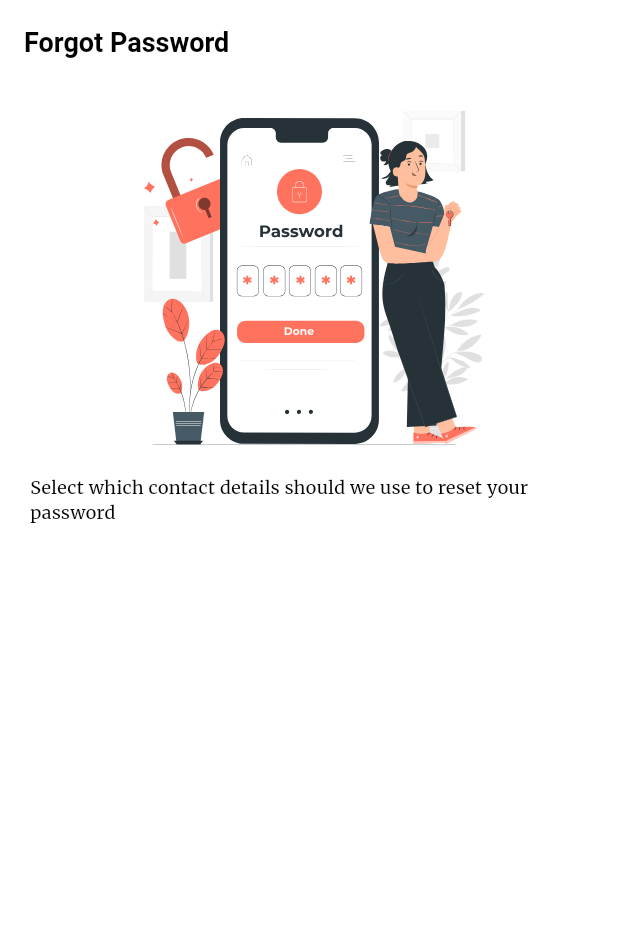
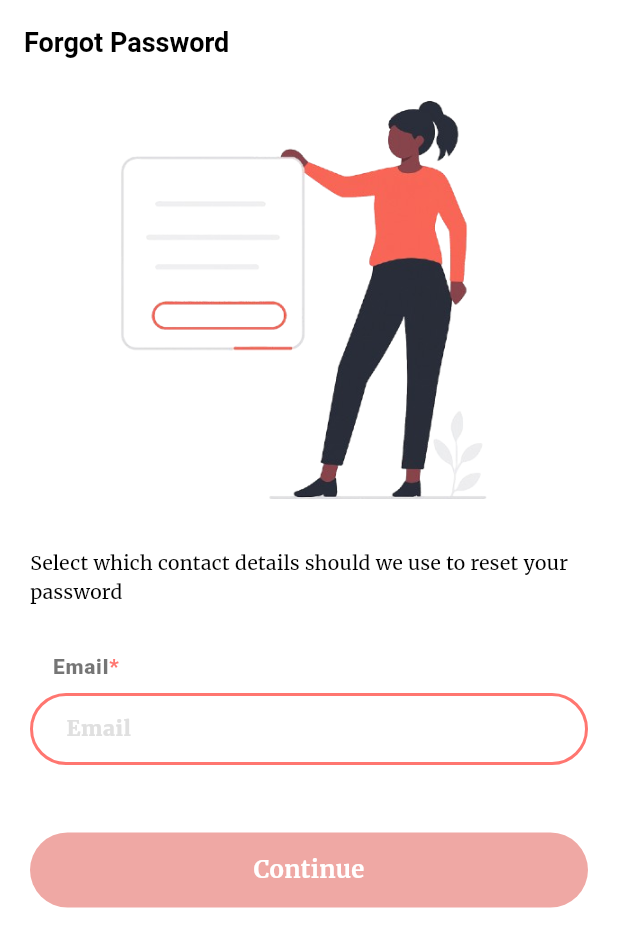
Before and after one commit to Aman-Singh-Rawat/news-app, a Flutter app: the screen it shows after launch, on a phone screen of 412 x 824 dp. Shown: the top 947 px of the screen. Run offline on Flutter 3.47's test engine with Material 3 defaults, Android fonts, the phone set to English and light mode, and no system bars; our stand-ins replace flutter_svg, google_fonts.

Commit message:
design forgot_pass

```diff
--- a/lib/screen/auth/forgot_password_screen.dart
+++ b/lib/screen/auth/forgot_password_screen.dart
@@ -1,6 +1,11 @@
 import 'package:flutter/cupertino.dart';
 import 'package:flutter/material.dart';
 import 'package:flutter_svg/flutter_svg.dart';
+import 'package:news_app/main.dart';
+import 'package:news_app/widgets/CustomButton.dart';
+import 'package:news_app/widgets/edit_text_with_title.dart';
+
+import '../../utils/colors.dart';
 
 class ForgotPasswordScreen extends StatefulWidget {
   const ForgotPasswordScreen({super.key});
@@ -10,6 +15,20 @@ class ForgotPasswordScreen extends StatefulWidget {
 }
 
 class _ForgotPasswordScreen extends State<ForgotPasswordScreen> {
+  final TextEditingController _emailController = TextEditingController();
+  bool _isEmailEmpty = true;
+
+  @override
+  void initState() {
+    _emailController.addListener(_isOurTextFieldEmpty);
+    super.initState();
+  }
+
+  void _isOurTextFieldEmpty() {
+    setState(() {
+      _isEmailEmpty = _emailController.text.trim().toString().isEmpty;
+    });
+  }
   @override
   Widget build(BuildContext context) {
     return Scaffold(
@@ -20,15 +39,28 @@ class _ForgotPasswordScreen extends State<ForgotPasswordScreen> {
           child: Column(
             children: [
               Center(
-                child: SvgPicture.asset(
-                  "assets/images/ic-forgot-password.svg",
-                  width: 250,
+                child: Image.asset(
+                  "assets/images/img-forgot-password.png",
+                  width: 300,
                 ),
               ),
               const SizedBox(height: 10),
               Text(
                 "Select which contact details should we use to reset your password",
-                style: TextStyle(color: Colors.black, fontSize: 12),
+                style: TextStyle(color: Colors.black, fontSize: 13),
+              ),
+              const SizedBox(height: 32),
+              EditTextWithTitle(
+                title: "Email",
+                inputType: TextInputType.emailAddress,
+                isPrimaryColor: true,
+                controller: _emailController,
+              ),
+              const SizedBox(height: 20),
+              customButton(
+                color: _isEmailEmpty ? lightRose : primaryColor,
+                buttonName: "Continue",
+                onClick: () {},
               ),
             ],
           ),
```
Also changed, not shown: assets/images/img-forgot-password.png (added).
